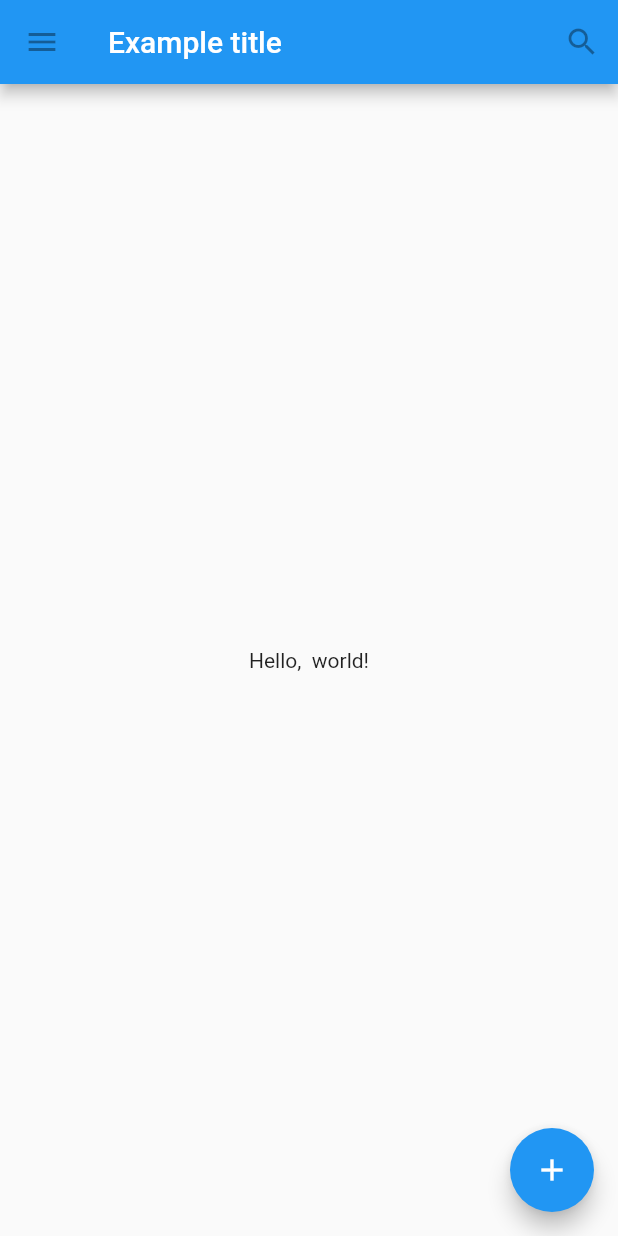
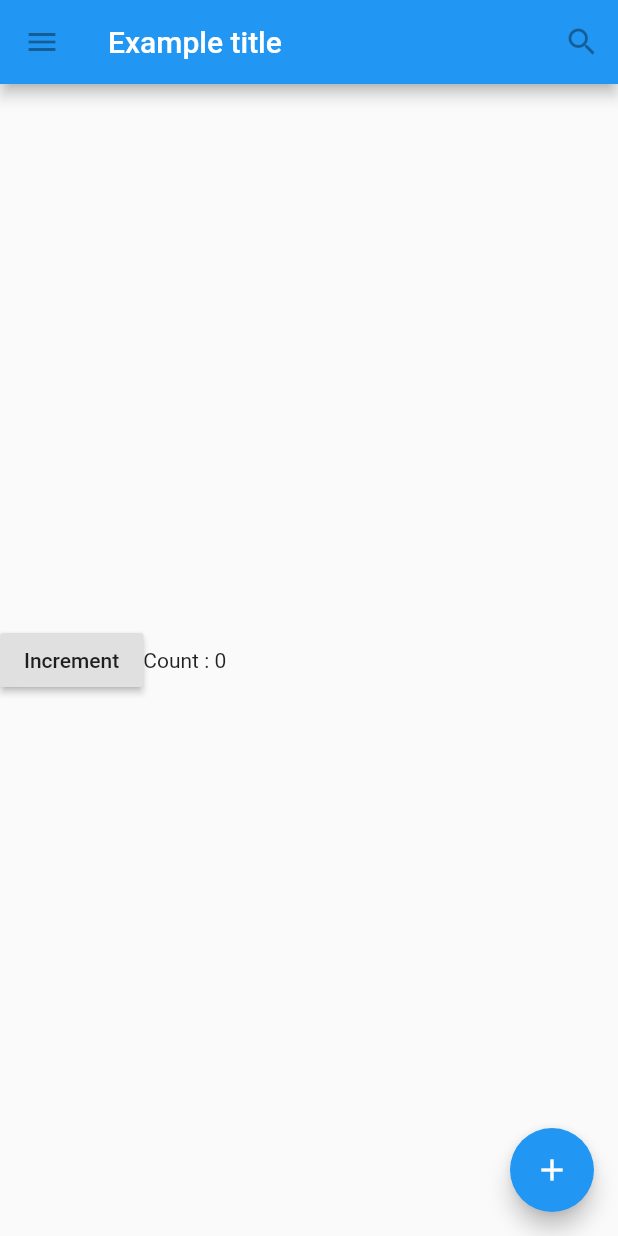
Before and after one commit to maobui/flutter_toturials, a Flutter app: the screen it shows after launch, on a phone screen of 412 x 824 dp. Run offline on Flutter 3.47's test engine with Material 2 defaults, Android fonts, the phone set to English and light mode, and no system bars.

Commit message:
- add increment.

```diff
--- a/lib/TutorialHome.dart
+++ b/lib/TutorialHome.dart
@@ -16,9 +16,63 @@ class TutorialHome extends StatelessWidget {
               icon: Icon(Icons.search), tooltip: 'Search menu', onPressed: null)
         ],
       ),
-      body: Center(child: Text("Hello,  world!")),
+      body: Center(child: Counter()),
       floatingActionButton: FloatingActionButton(
           tooltip: 'Add', child: Icon(Icons.add), onPressed: null),
     );
   }
 }
+
+class CounterDisplay extends StatelessWidget {
+  final int count;
+
+  CounterDisplay({this.count});
+
+  @override
+  Widget build(BuildContext context) {
+    // TODO: implement build
+    return Text('Count : $count');
+  }
+}
+
+class CounterIncrementor extends StatelessWidget {
+  final VoidCallback onPressed;
+
+  CounterIncrementor({this.onPressed});
+
+  @override
+  Widget build(BuildContext context) {
+    // TODO: implement build
+    return RaisedButton(
+      onPressed: onPressed,
+      child: Text('Increment'),
+    );
+  }
+
+}
+
+class Counter extends StatefulWidget {
+  @override
+  State<StatefulWidget> createState() => _CounterState();
+}
+
+class _CounterState extends State<Counter> {
+  int _counter = 0;
+
+  void _increment() {
+    setState(() {
+      _counter ++;
+    });
+  }
+
+  @override
+  Widget build(BuildContext context) {
+    // TODO: implement build
+    return Row(
+      children: <Widget>[
+        CounterIncrementor(onPressed: _increment),
+        CounterDisplay(count: _counter),
+      ],
+    );
+  }
+}
```
Also changed, not shown: lib/MyButton.dart (added, +25 -0 lines), lib/MyScaffold.dart (line endings or trailing spaces).
